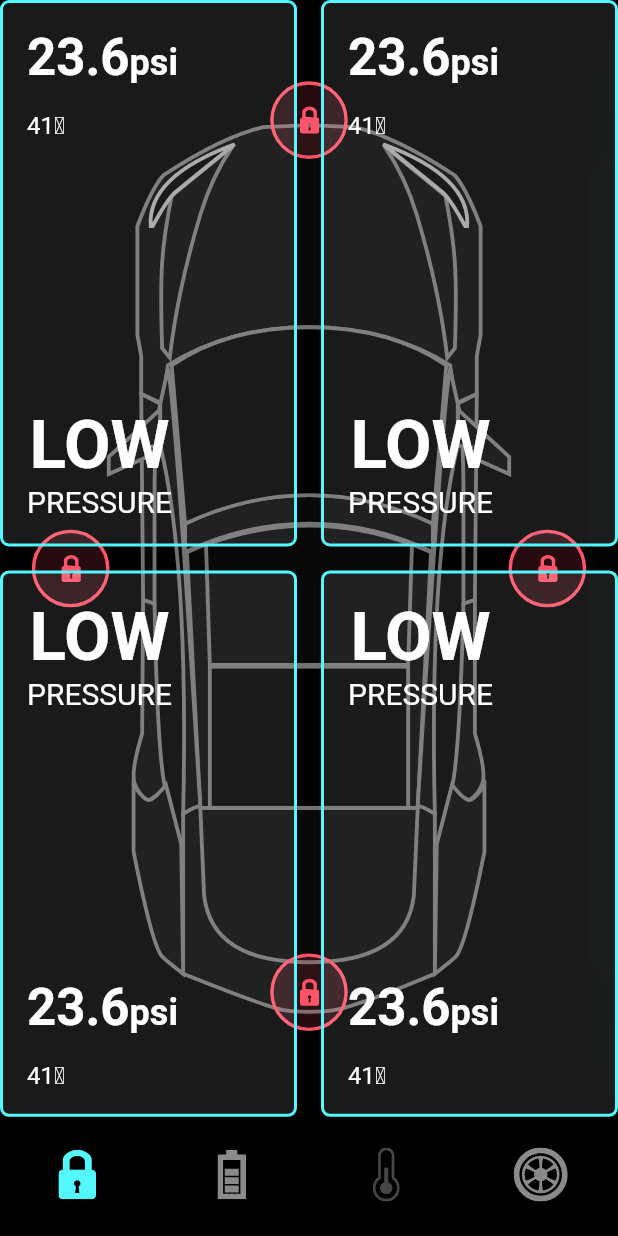
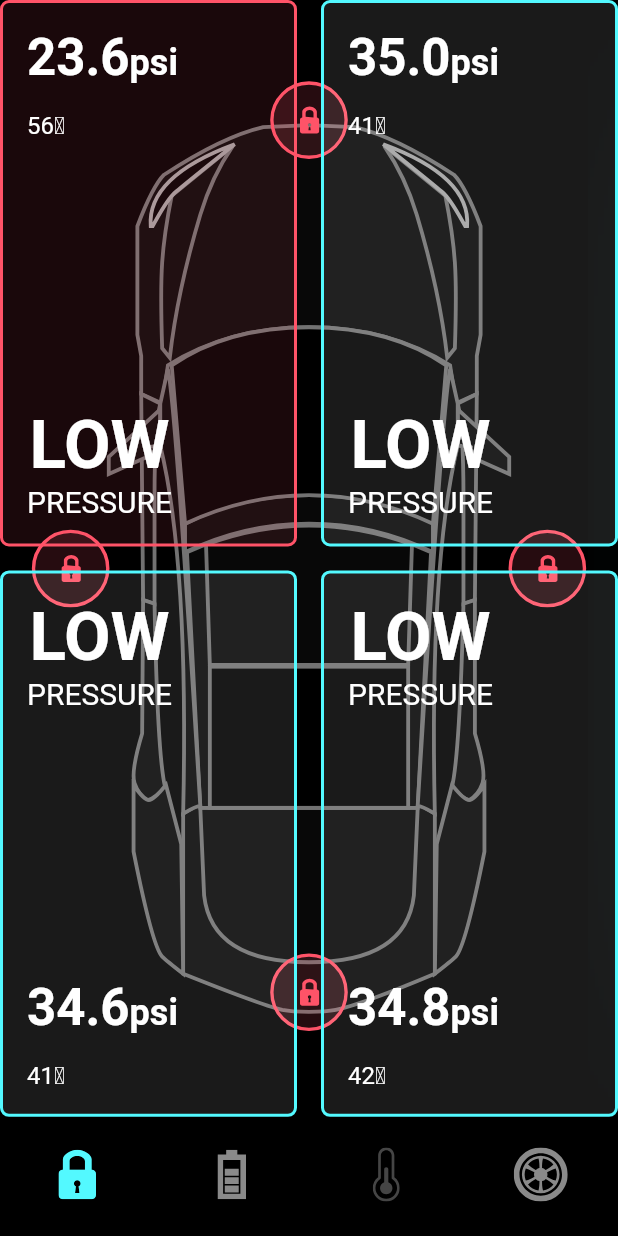
Before and after one commit to mamorucom/flutter_practice_animated_tesla_car, a Flutter app: the screen it shows after launch, on a phone screen of 412 x 824 dp. Run offline on Flutter 3.47's test engine with Material 2 defaults, Android fonts, the light colour scheme and no system bars; our stand-ins replace flutter_svg.

Commit message:
14:14 TyrePsiCard実装

```diff
--- /dev/null
+++ b/lib/models/tyre_psi.dart
@@ -0,0 +1,14 @@
+class TyrePsi {
+  final double psi;
+  final int temp;
+  final bool isLowPressure;
+
+  TyrePsi({required this.psi, required this.temp, required this.isLowPressure});
+}
+
+final List<TyrePsi> demoPsiList = [
+  TyrePsi(psi: 23.6, temp: 56, isLowPressure: true),
+  TyrePsi(psi: 35.0, temp: 41, isLowPressure: false),
+  TyrePsi(psi: 34.6, temp: 41, isLowPressure: false),
+  TyrePsi(psi: 34.8, temp: 42, isLowPressure: false),
+];
--- /dev/null
+++ b/lib/screens/components/tyre_psi_card.dart
@@ -0,0 +1,99 @@
+import 'package:flutter/material.dart';
+import 'package:practice_animated_tesla_car/constanins.dart';
+import 'package:practice_animated_tesla_car/models/tyre_psi.dart';
+
+class TyrePsiCard extends StatelessWidget {
+  const TyrePsiCard({
+    Key? key,
+    required this.isBottomTwoTyre,
+    required this.tyrePsi,
+  }) : super(key: key);
+
+  final bool isBottomTwoTyre;
+  final TyrePsi tyrePsi;
+
+  @override
+  Widget build(BuildContext context) {
+    return Container(
+      padding: EdgeInsets.all(defaultPadding),
+      decoration: BoxDecoration(
+        color:
+            tyrePsi.isLowPressure ? redColor.withOpacity(0.1) : Colors.white10,
+        border: Border.all(
+            color: tyrePsi.isLowPressure ? redColor : primaryColor, width: 2),
+        borderRadius: BorderRadius.all(
+          Radius.circular(6),
+        ),
+      ),
+      child: isBottomTwoTyre
+          ? Column(
+              crossAxisAlignment: CrossAxisAlignment.start,
+              children: [
+                lowPressureText(context),
+                Spacer(),
+                _psiText(context, psi: tyrePsi.psi.toString()),
+                const SizedBox(height: defaultPadding),
+                Text(
+                  '${tyrePsi.temp}\u2103',
+                  style: TextStyle(fontSize: 16),
+                ),
+              ],
+            )
+          : Column(
+              crossAxisAlignment: CrossAxisAlignment.start,
+              children: [
+                _psiText(context, psi: tyrePsi.psi.toString()),
+                const SizedBox(height: defaultPadding),
+                Text(
+                  '${tyrePsi.temp}\u2103',
+                  style: TextStyle(fontSize: 16),
+                ),
+                Spacer(),
+                lowPressureText(context),
+              ],
+            ),
+    );
+  }
+
+  ///
+  /// LOW表示
+  ///
+  Widget lowPressureText(BuildContext context) {
+    return Column(
+      children: [
+        Text(
+          'Low'.toUpperCase(),
+          style: Theme.of(context).textTheme.headline3!.copyWith(
+                color: Colors.white,
+                fontWeight: FontWeight.w600,
+              ),
+        ),
+        Text(
+          'Pressure'.toUpperCase(),
+          style: TextStyle(fontSize: 20),
+        ),
+      ],
+    );
+  }
+
+  ///
+  /// psi表示
+  ///
+  Text _psiText(BuildContext context, {required String psi}) {
+    return Text.rich(
+      TextSpan(
+        text: psi,
+        style: Theme.of(context).textTheme.headline4!.copyWith(
+              fontWeight: FontWeight.w600,
+              color: Colors.white,
+            ),
+        children: [
+          TextSpan(
+            text: 'psi',
+            style: TextStyle(fontSize: 24),
+          )
+        ],
+      ),
+    );
+  }
+}
--- a/lib/screens/home_screen.dart
+++ b/lib/screens/home_screen.dart
@@ -3,10 +3,12 @@ import 'package:flutter/widgets.dart';
 import 'package:flutter_svg/svg.dart';
 import 'package:practice_animated_tesla_car/constanins.dart';
 import 'package:practice_animated_tesla_car/home_controller.dart';
+import 'package:practice_animated_tesla_car/models/tyre_psi.dart';
 import 'package:practice_animated_tesla_car/screens/components/battery_status.dart';
 import 'package:practice_animated_tesla_car/screens/components/door_lock.dart';
 import 'package:practice_animated_tesla_car/screens/components/temp_details.dart';
 import 'package:practice_animated_tesla_car/screens/components/tesla_bottom_navigationbar.dart';
+import 'package:practice_animated_tesla_car/screens/components/tyre_psi_card.dart';
 import 'package:practice_animated_tesla_car/screens/components/tyres.dart';
 // import 'package:practice_animated_tesla_car/models/TyrePsi.dart';
 
@@ -284,8 +286,10 @@ class _HomeScreenState extends State<HomeScreen> with TickerProviderStateMixin {
 
                   // Tyre
                   if (_controller.isShowTyre) ...tyres(constraints),
+                  // 空気圧表示グリッド
                   GridView.builder(
                     itemCount: 4,
+                    physics: NeverScrollableScrollPhysics(),
                     gridDelegate: SliverGridDelegateWithFixedCrossAxisCount(
                       crossAxisCount: 2,
                       mainAxisSpacing: defaultPadding,
@@ -295,6 +299,7 @@ class _HomeScreenState extends State<HomeScreen> with TickerProviderStateMixin {
                     ),
                     itemBuilder: (context, index) => TyrePsiCard(
                       isBottomTwoTyre: index > 1,
+                      tyrePsi: demoPsiList[index],
                     ),
                   ),
                 ],
@@ -306,94 +311,3 @@ class _HomeScreenState extends State<HomeScreen> with TickerProviderStateMixin {
     );
   }
 }
-
-class TyrePsiCard extends StatelessWidget {
-  const TyrePsiCard({
-    Key? key,
-    required this.isBottomTwoTyre,
-  }) : super(key: key);
-  final bool isBottomTwoTyre;
-  // final TyrePsi tyrePsi;
-  @override
-  Widget build(BuildContext context) {
-    return Container(
-      padding: EdgeInsets.all(defaultPadding),
-      decoration: BoxDecoration(
-        color: Colors.white10,
-        border: Border.all(color: primaryColor, width: 2),
-        borderRadius: BorderRadius.all(
-          Radius.circular(6),
-        ),
-      ),
-      child: isBottomTwoTyre
-          ? Column(
-              crossAxisAlignment: CrossAxisAlignment.start,
-              children: [
-                lowPressureText(context),
-                Spacer(),
-                _psiText(context, psi: '23.6'),
-                const SizedBox(height: defaultPadding),
-                Text(
-                  '41\u2103',
-                  style: TextStyle(fontSize: 16),
-                ),
-              ],
-            )
-          : Column(
-              crossAxisAlignment: CrossAxisAlignment.start,
-              children: [
-                _psiText(context, psi: '23.6'),
-                const SizedBox(height: defaultPadding),
-                Text(
-                  '41\u2103',
-                  style: TextStyle(fontSize: 16),
-                ),
-                Spacer(),
-                lowPressureText(context),
-              ],
-            ),
-    );
-  }
-
-  ///
-  /// LOW表示
-  ///
-  Widget lowPressureText(BuildContext context) {
-    return Column(
-      children: [
-        Text(
-          'Low'.toUpperCase(),
-          style: Theme.of(context).textTheme.headline3!.copyWith(
-                color: Colors.white,
-                fontWeight: FontWeight.w600,
-              ),
-        ),
-        Text(
-          'Pressure'.toUpperCase(),
-          style: TextStyle(fontSize: 20),
-        ),
-      ],
-    );
-  }
-
-  ///
-  /// psi表示
-  ///
-  Text _psiText(BuildContext context, {required String psi}) {
-    return Text.rich(
-      TextSpan(
-        text: psi,
-        style: Theme.of(context).textTheme.headline4!.copyWith(
-              fontWeight: FontWeight.w600,
-              color: Colors.white,
-            ),
-        children: [
-          TextSpan(
-            text: 'psi',
-            style: TextStyle(fontSize: 24),
-          )
-        ],
-      ),
-    );
-  }
-}
```
